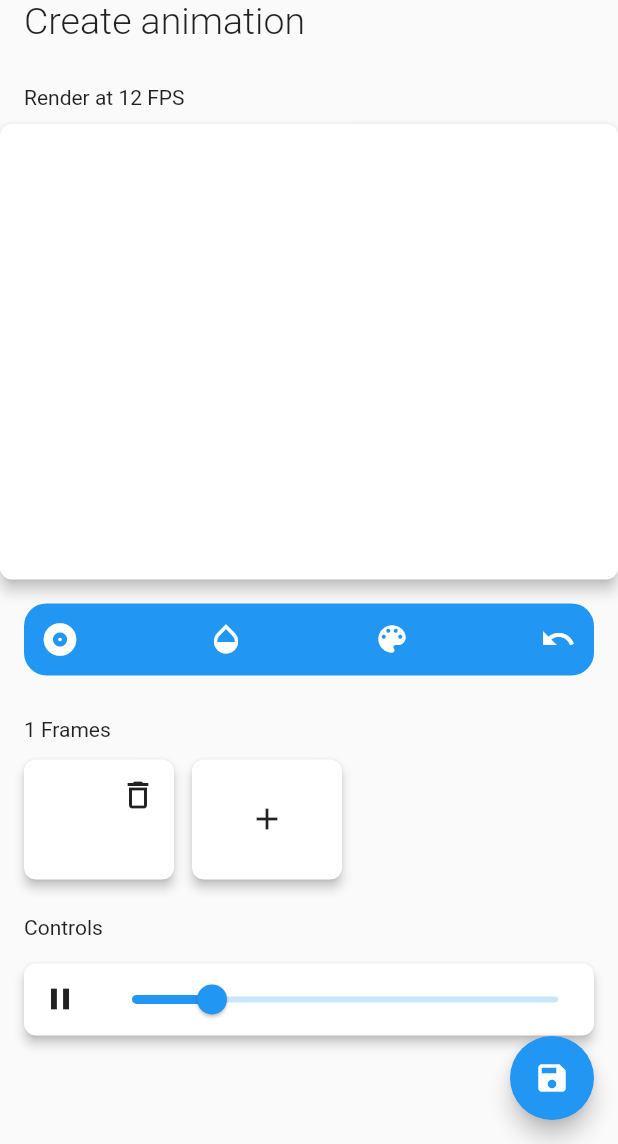
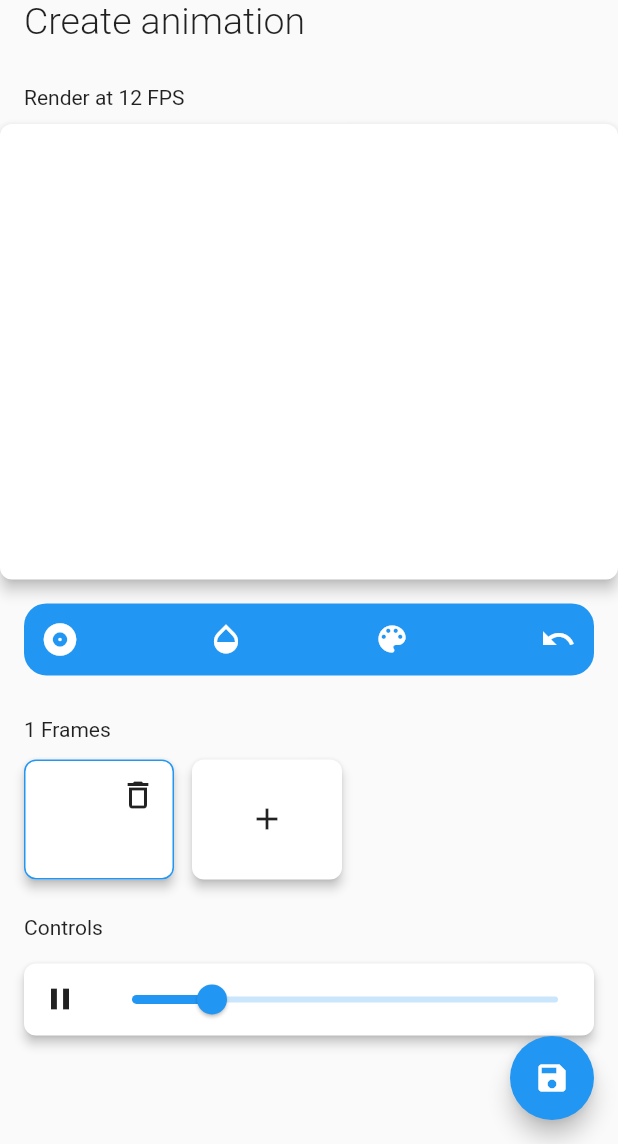
Before and after one commit to Pyozer/FlipArt, a Flutter app: the screen it shows after launch, after a tap on the "play arrow" icon, on a phone screen of 412 x 824 dp, the part 92-1236 px from its top. Run offline on Flutter 3.47's test engine with Material 2 defaults, Android fonts, the phone set to English and light mode, and no system bars; our stand-ins replace flutter_colorpicker.

Commit message:
Add selected frame indicator

```diff
--- a/lib/screens/create_animation.dart
+++ b/lib/screens/create_animation.dart
@@ -77,12 +77,13 @@ class _CreateAnimationScreenState extends State<CreateAnimationScreen> {
       _frameIndex++;
       return true;
     });
-    if (mounted) setState(() => _frameIndex = 0);
   }
 
   void _stopRender() => setState(() => _isPlay = false);
 
   void _saveAnimation() {}
+
+  bool isCurrentFrame(Frame frame) => frame == _frames[_frameIndex];
 
   Widget _buildSectionTitle(String title) {
     return Padding(
@@ -106,8 +107,9 @@ class _CreateAnimationScreenState extends State<CreateAnimationScreen> {
               width: size.width,
               height: size.width * 0.8,
               frame: _frames[_frameIndex],
-              previousFrame:
-                  _frameIndex > 0 && !_isPlay ? _frames[_frameIndex - 1] : null,
+              previousFrame: (_frameIndex > 0 && !_isPlay)
+                  ? _frames[_frameIndex - 1]
+                  : null,
               onNewPoint: (p) {
                 setState(() => _frames[_frameIndex].points.add(p));
               },
@@ -122,6 +124,7 @@ class _CreateAnimationScreenState extends State<CreateAnimationScreen> {
                   ..._frames.map(
                     (frame) => RoundedCard(
                       margin: const EdgeInsets.only(right: 12.0),
+                      borderColor: isCurrentFrame(frame) ? Colors.blue : null,
                       onLongPress: () => duplicateFrame(frame),
                       onPress: () => selectFrame(frame),
                       child: Stack(
--- a/lib/widgets/rounded_card.dart
+++ b/lib/widgets/rounded_card.dart
@@ -2,6 +2,7 @@ import 'package:flutter/material.dart';
 
 class RoundedCard extends StatelessWidget {
   final double elevation;
+  final Color borderColor;
   final Widget child;
   final EdgeInsets margin;
   final VoidCallback onPress;
@@ -10,6 +11,7 @@ class RoundedCard extends StatelessWidget {
   const RoundedCard({
     Key key,
     this.elevation = 3.0,
+    this.borderColor,
     this.margin = const EdgeInsets.all(16.0),
     @required this.child,
     this.onPress,
@@ -23,6 +25,7 @@ class RoundedCard extends StatelessWidget {
       margin: margin,
       shape: RoundedRectangleBorder(
         borderRadius: BorderRadius.circular(8.0),
+        side: borderColor != null ? BorderSide(color: borderColor) : BorderSide.none,
       ),
       child: child,
     );
```
